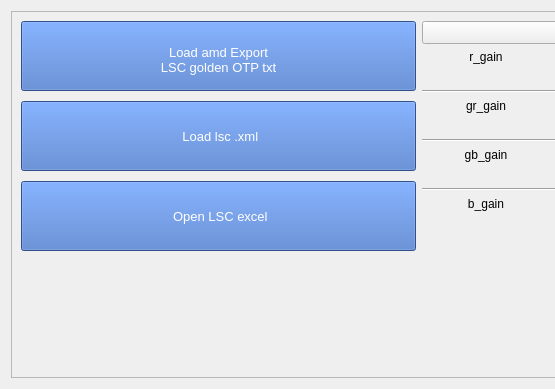
Qt form QUL/LSC/UI.ui (YuTing-Fang1999/FIH-tool) before a commit; both pictures show x 0 to 555 and y 0 to 389 of the 838 by 389 pixel window.
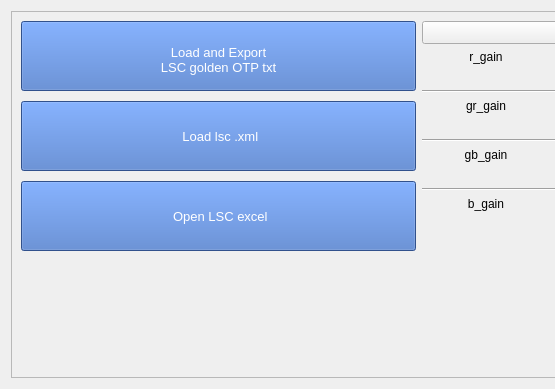
The same form after that commit.

Patch:
```diff
--- a/QUL/LSC/UI.ui
+++ b/QUL/LSC/UI.ui
@@ -27,8 +27,8 @@
        <rect>
         <x>0</x>
         <y>0</y>
-        <width>818</width>
-        <height>369</height>
+        <width>814</width>
+        <height>365</height>
        </rect>
       </property>
       <layout class="QVBoxLayout" name="verticalLayout_4">
@@ -60,7 +60,7 @@
 color:rgb(255, 255, 255);</string>
              </property>
              <property name="text">
-              <string>Load amd Export
+              <string>Load and Export
 LSC golden OTP txt
 </string>
              </property>
```
